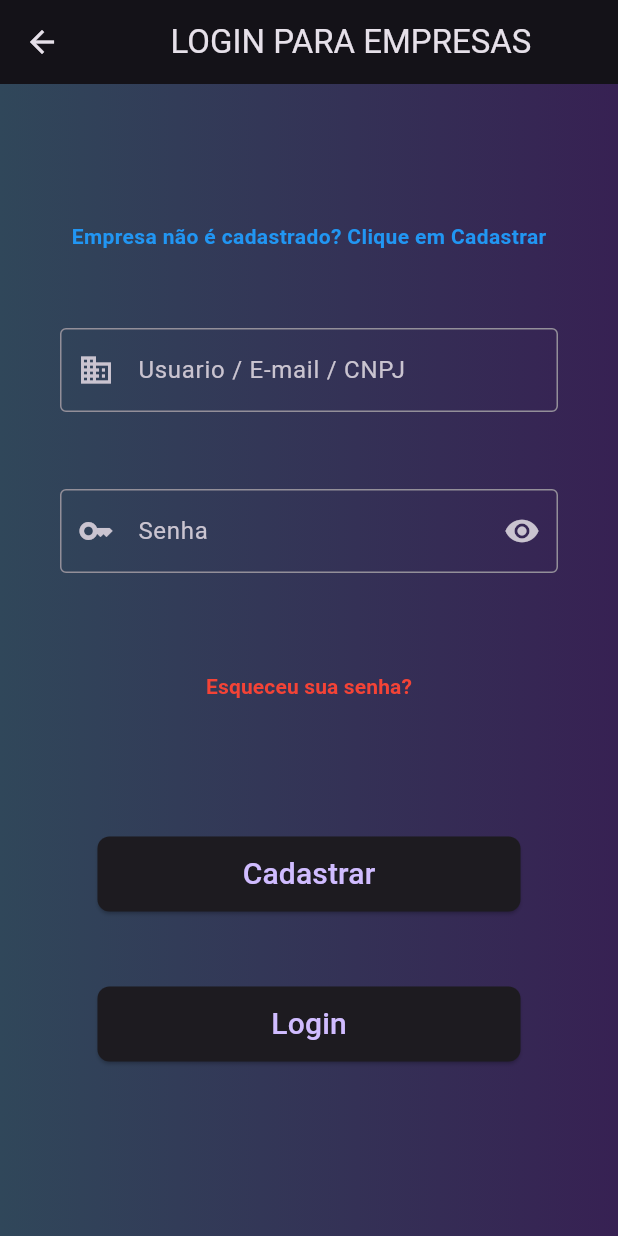
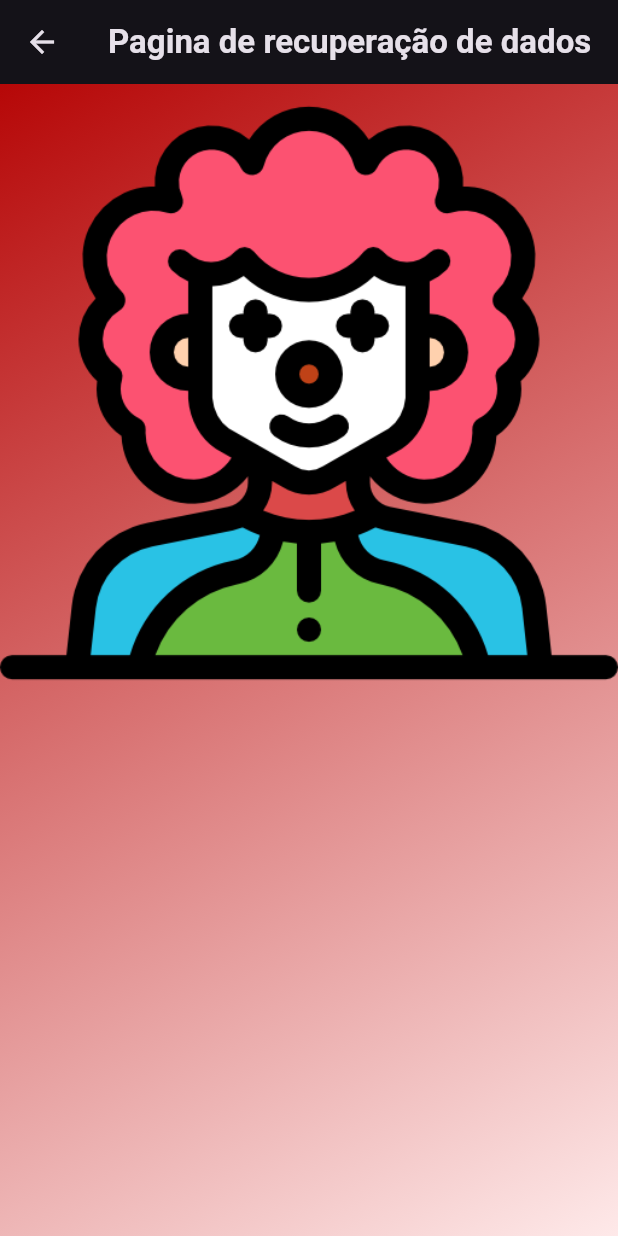
Before and after one commit to lucasjseixas/projdesenvmob, a Flutter app: the EmpresaLoginInfo screen opened directly, after a tap on "Esqueceu sua senha?", on a phone screen of 412 x 824 dp. Run offline on Flutter 3.47's test engine with Material 3 defaults, Android fonts, the phone set to English and light mode, and no system bars.

Commit message:
commit antes da apresentacao

```diff
--- a/lib/Pages/LoginPages/empresa_login.dart
+++ b/lib/Pages/LoginPages/empresa_login.dart
@@ -1,4 +1,5 @@
 import 'package:flutter/material.dart';
+import 'package:projec1/Pages/recuperar_page.dart';
 import 'package:projec1/perfis/empresa_perfil.dart';
 import 'package:projec1/pages/loginpages/forms/empresa_form.dart';
 
@@ -75,7 +76,9 @@ class _EmpresaLoginInfoState extends State<EmpresaLoginInfo> {
                       value!.isEmpty ? 'Senha inválida' : null,
                 ),
                 TextButton(
-                  onPressed: () {},
+                  onPressed: () {
+                    Navigator.push(context, MaterialPageRoute(builder: (context)=> const RecuperarSenha()));
+                  },
                   child: const Text(
                     'Esqueceu sua senha?',
                     style: TextStyle(
--- a/lib/Pages/home_page.dart
+++ b/lib/Pages/home_page.dart
@@ -1,7 +1,7 @@
 import 'package:flutter/material.dart';
-import 'package:projec1/pages/faleconosco.dart';
+import 'package:projec1/pages//faleconosco_page.dart';
 import 'package:projec1/pages/notepages/anuncio_page.dart';
-import 'package:projec1/pages/quemsomos.dart';
+import 'package:projec1/pages/quemsomos_page.dart';
 import 'loginpages/candidato_login.dart';
 import 'loginpages/empresa_login.dart';
 import 'package:projec1/data/cardmain_data.dart';
--- /dev/null
+++ b/lib/Pages/recuperar_page.dart
@@ -0,0 +1,27 @@
+import 'package:flutter/material.dart';
+
+class RecuperarSenha extends StatelessWidget {
+  const RecuperarSenha({super.key});
+
+  @override
+  Widget build(BuildContext context) {
+    return Scaffold(
+      appBar: AppBar(
+        title: const Text(
+          'Pagina de recuperação de dados',
+          style: TextStyle(fontWeight: FontWeight.bold),
+        ),
+      ),
+      body: Container(
+        decoration: const BoxDecoration(
+          gradient: LinearGradient(
+              begin: Alignment.topLeft,
+              end: Alignment.bottomRight,
+              colors: [
+                Color.fromARGB(255, 182, 7, 7),
+                Color.fromARGB(255, 254, 233, 233)
+              ]),
+        ),child: Column(children: [Image(image: AssetImage('assets/images/clownpassword.png'),)],),)
+    );
+  }
+}
--- a/lib/Perfis/candidato_perfil.dart
+++ b/lib/Perfis/candidato_perfil.dart
@@ -48,7 +48,7 @@ class _CandidatoPerfilState extends State<CandidatoPerfil> {
               child: TextField(
                 controller: TextEditingController(text: usuarioCandidato),
                 decoration: const InputDecoration(
-                  labelText: 'asdf',
+                  labelText: 'Nome',
                   border: OutlineInputBorder(),
                 ),
                 readOnly: true,
--- a/lib/utils/menu_settings.dart
+++ b/lib/utils/menu_settings.dart
@@ -5,8 +5,8 @@ class MenuSettings extends StatelessWidget {
 
   @override
   Widget build(BuildContext context) {
-    return Column();
-/*
+    return const Column();
+      /* children: [
         SegmentedButton(
           multiSelectionEnabled: false,
           segments: const <ButtonSegment<String>>[
@@ -24,6 +24,7 @@ class MenuSettings extends StatelessWidget {
           showSelectedIcon: true,
           selectedIcon: const Icon(Icons.check),
         ),
+      ],
   }*/
   }
 }
```
Also changed, not shown: lib/utils/menu_anchor.dart (deleted, +0 -15 lines), assets/images/clownpassword.png (added), lib/Pages/faleconosco_page.dart (renamed from lib/Pages/faleconosco.dart), lib/Pages/quemsomos_page.dart (renamed from lib/Pages/quemsomos.dart). Lines whose indentation alone changed are shown as unchanged.
